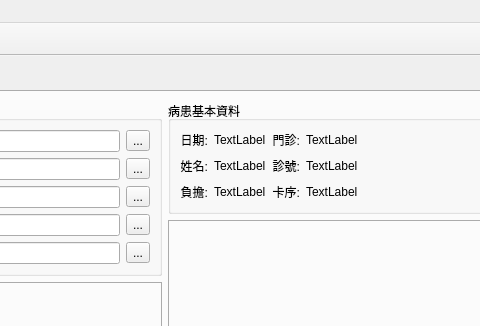
Above: ui/medical_record.ui from picacat/pyMedical before the change; both pictures show x 659 to 1139 and y 0 to 326 of the 1243 by 865 pixel window. Below: the same form after it.
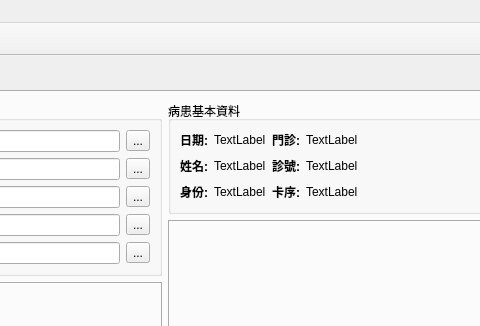
That is the form after the change. Icons and pictures are not drawn.

The edit to the form file:
```diff
--- a/ui/medical_record.ui
+++ b/ui/medical_record.ui
@@ -596,8 +596,8 @@
                  <widget class="QLabel" name="label_15">
                   <property name="font">
                    <font>
-                    <weight>50</weight>
-                    <bold>false</bold>
+                    <weight>75</weight>
+                    <bold>true</bold>
                    </font>
                   </property>
                   <property name="text">
@@ -638,8 +638,8 @@
                  <widget class="QLabel" name="label_12">
                   <property name="font">
                    <font>
-                    <weight>50</weight>
-                    <bold>false</bold>
+                    <weight>75</weight>
+                    <bold>true</bold>
                    </font>
                   </property>
                   <property name="text">
@@ -654,12 +654,12 @@
                  <widget class="QLabel" name="label_9">
                   <property name="font">
                    <font>
-                    <weight>50</weight>
-                    <bold>false</bold>
+                    <weight>75</weight>
+                    <bold>true</bold>
                    </font>
                   </property>
                   <property name="text">
-                   <string>負擔:</string>
+                   <string>身份:</string>
                   </property>
                   <property name="alignment">
                    <set>Qt::AlignRight|Qt::AlignTrailing|Qt::AlignVCenter</set>
@@ -690,8 +690,8 @@
                  <widget class="QLabel" name="label_11">
                   <property name="font">
                    <font>
-                    <weight>50</weight>
-                    <bold>false</bold>
+                    <weight>75</weight>
+                    <bold>true</bold>
                    </font>
                   </property>
                   <property name="text">
@@ -720,8 +720,8 @@
                  <widget class="QLabel" name="label_7">
                   <property name="font">
                    <font>
-                    <weight>50</weight>
-                    <bold>false</bold>
+                    <weight>75</weight>
+                    <bold>true</bold>
                    </font>
                   </property>
                   <property name="text">
@@ -736,8 +736,8 @@
                  <widget class="QLabel" name="label_6">
                   <property name="font">
                    <font>
-                    <weight>50</weight>
-                    <bold>false</bold>
+                    <weight>75</weight>
+                    <bold>true</bold>
                    </font>
                   </property>
                   <property name="text">
```
